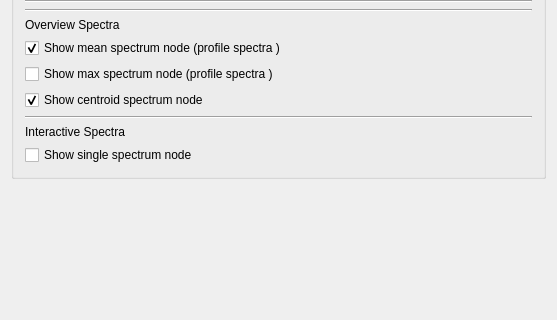
Before: the Qt Designer form Plugins/org.mitk.gui.qt.m2.data/src/internal/m2Data.ui in jtfcordes/M2aia, drawn with Qt 5; both pictures show x 0 to 557 and y 555 to 875 of the 557 by 1189 pixel window.
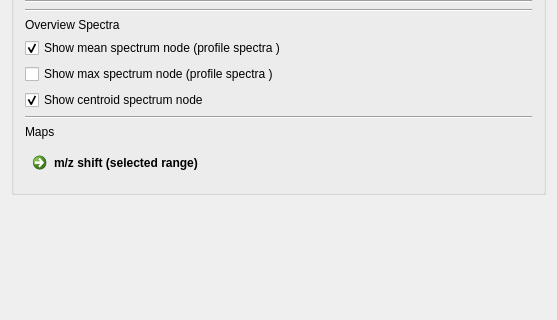
After: the same form once the commit is applied.

Commit message: add shift maps

Diff of the .ui file:
```diff
--- a/Plugins/org.mitk.gui.qt.m2.data/src/internal/m2Data.ui
+++ b/Plugins/org.mitk.gui.qt.m2.data/src/internal/m2Data.ui
@@ -755,17 +755,14 @@
       <item>
        <widget class="QLabel" name="label_5">
         <property name="text">
-         <string>Interactive Spectra</string>
+         <string>Maps</string>
         </property>
        </widget>
       </item>
       <item>
-       <widget class="QCheckBox" name="showSingleSpectrum">
+       <widget class="QCommandLinkButton" name="btnCreateShiftMap">
         <property name="text">
-         <string>Show single spectrum node</string>
-        </property>
-        <property name="tristate">
-         <bool>false</bool>
+         <string>m/z shift (selected range)</string>
         </property>
        </widget>
       </item>
```
Left out of the diff: 4 changed lines with no effect on the pictures. The commit also changes 9 other files.
